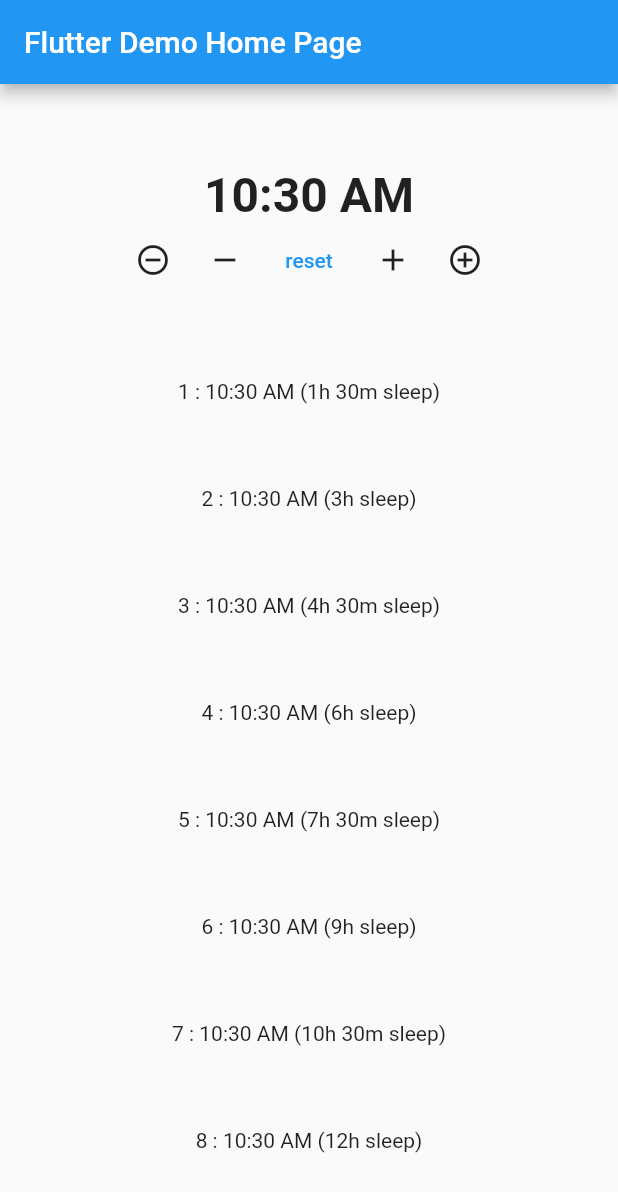
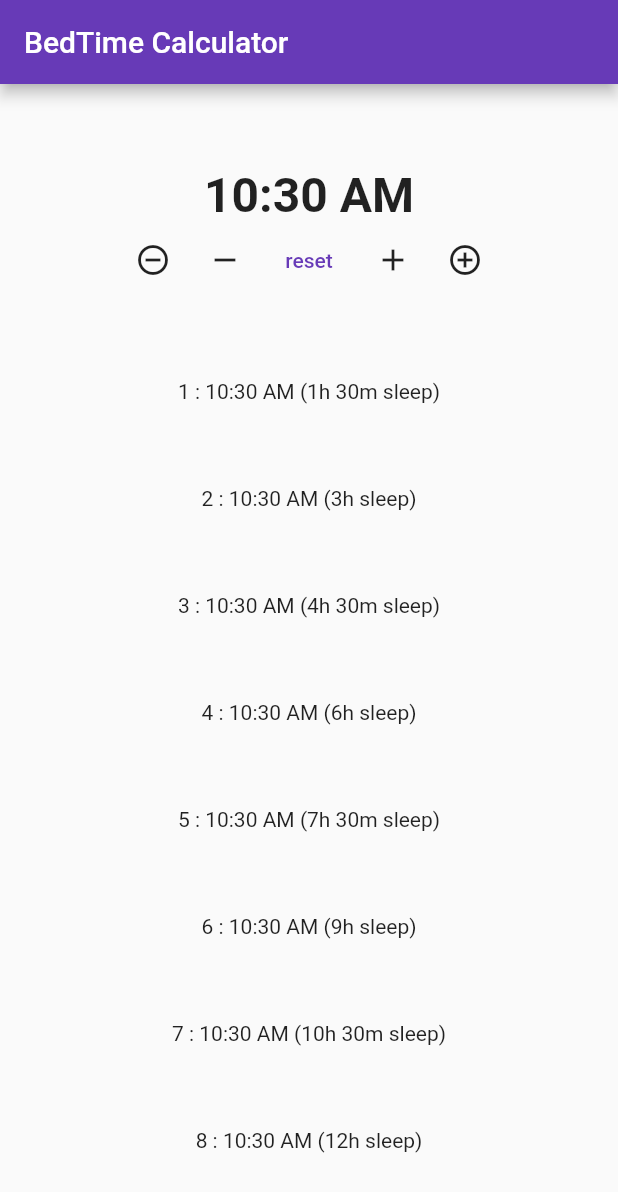
Before and after one commit to MoralCode/BedTime, a Flutter app: the screen it shows after launch, on a phone screen of 412 x 824 dp. Shown: the top 1192 px of the screen. Run offline on Flutter 3.47's test engine with Material 2 defaults, Android fonts, the phone set to English and light mode, and no system bars.

Commit message:
change color scheme and app title

```diff
--- a/bedtimes/lib/main.dart
+++ b/bedtimes/lib/main.dart
@@ -16,7 +16,7 @@ class MyApp extends StatelessWidget {
   @override
   Widget build(BuildContext context) {
     return MaterialApp(
-      title: 'Flutter Demo',
+      title: 'BedTime',
       theme: ThemeData(
         // This is the theme of your application.
         //
@@ -27,9 +27,9 @@ class MyApp extends StatelessWidget {
         // or simply save your changes to "hot reload" in a Flutter IDE).
         // Notice that the counter didn't reset back to zero; the application
         // is not restarted.
-        primarySwatch: Colors.blue,
+        primarySwatch: Colors.deepPurple,
       ),
-      home: const MyHomePage(title: 'Flutter Demo Home Page'),
+      home: const MyHomePage(title: 'BedTime Calculator'),
     );
   }
 }
```
